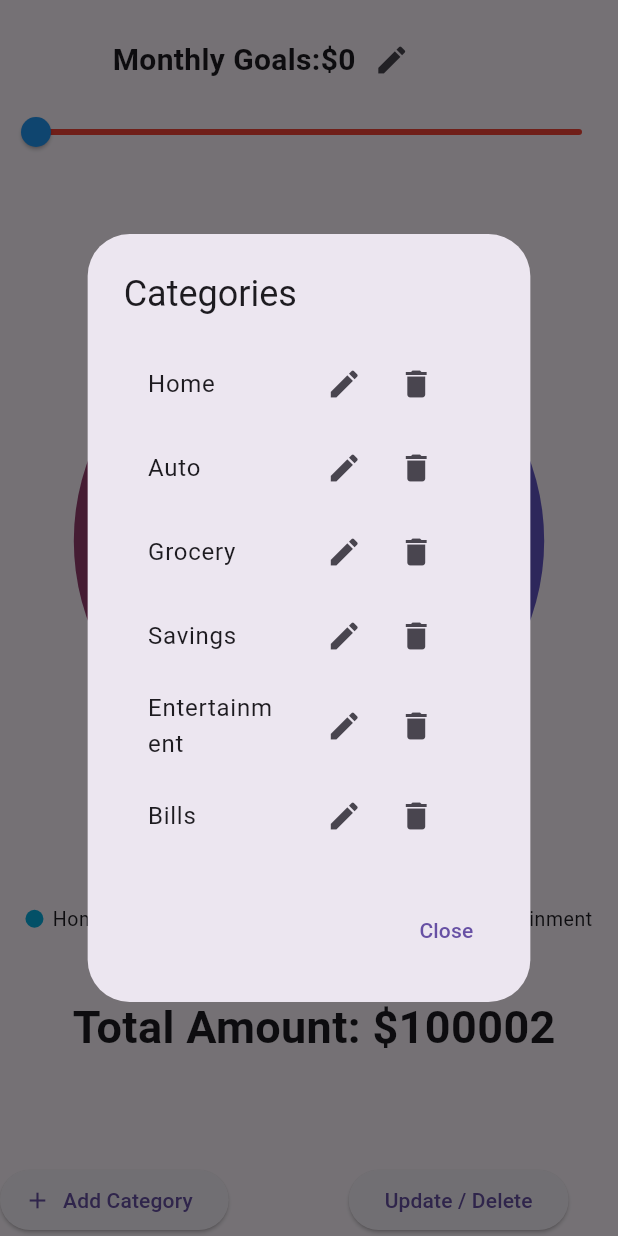
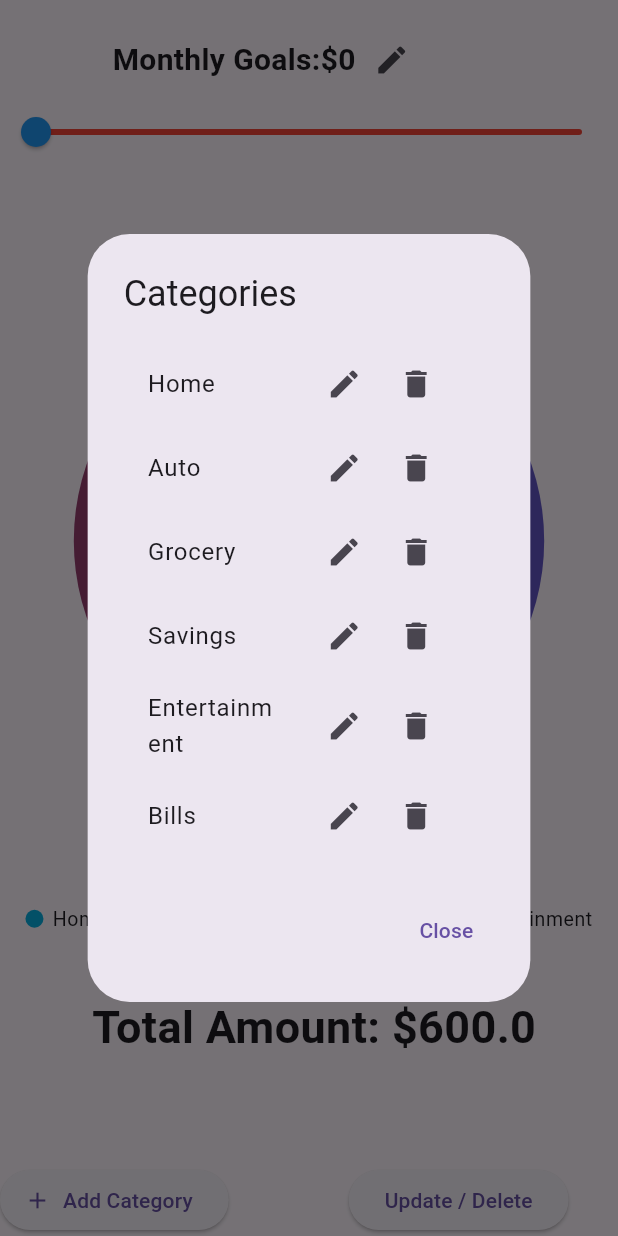
Before and after one commit to ubbiehawk/Expense-Tracker, a Flutter app: the screen it shows after launch, after a tap on "Update / Delete", on a phone screen of 412 x 824 dp. Run offline on Flutter 3.47's test engine with Material 3 defaults, Android fonts, the phone set to English and light mode, and no system bars; our stand-ins replace percent_indicator, sqflite, syncfusion_flutter_charts; accounts and stored records are empty.

Commit message:
Added function where chart differs percentages
Chart will show different sizes based on totals
Issue: Only changes after entering a category and exiting
    Need to implement a refresh/reload state to constantly update chart
Issue: Budget will not change and store into local database.
    Still working to tweak errors

```diff
--- a/expense_tracker/lib/main.dart
+++ b/expense_tracker/lib/main.dart
@@ -2,14 +2,14 @@ import 'package:expense_tracker/category_screen.dart';
 import 'package:flutter/material.dart';
 import 'package:syncfusion_flutter_charts/charts.dart';
 import 'database_helper.dart';
-import 'category_screen.dart';
-// Import your CategoryView widget if it's defined in a separate file.
 
 void main() {
-  runApp(MyApp());
+  runApp(const MyApp());
 }
 
 class MyApp extends StatelessWidget {
+  const MyApp({super.key});
+
   @override
   Widget build(BuildContext context) {
     return MaterialApp(
@@ -34,16 +34,40 @@ class MyHomePage extends StatefulWidget {
 class _MyHomePageState extends State<MyHomePage> {
   late List<CategoryList> _chartData;
   late TooltipBehavior _tooltipBehavior;
-  late TextEditingController _textFieldController = TextEditingController();
-  late SelectionBehavior _selectionBehavior;
+  final TextEditingController _textFieldController = TextEditingController();
+  //late SelectionBehavior _selectionBehavior;
   late int _counter = 0;
+  int empty = 0;
 
   @override
   void initState() {
     _chartData = getInitialChartData();
     _tooltipBehavior = TooltipBehavior(enable: true);
-    _selectionBehavior = SelectionBehavior(enable: true);
+    //_selectionBehavior = SelectionBehavior(enable: true);
     super.initState();
+    _refreshChart();
+  }
+
+  void _refreshChart() {
+    setState(() {
+      _calculateTotals();
+    });
+  }
+
+  Future<void> _calculateTotals() async {
+    for (var total in _chartData) {
+      double num =
+          (await DatabaseHelper.calculateTotal(total.category))[0]['TOTAL'];
+      if (num == 0) {
+        empty++;
+        total.percentage = num;
+      } else {
+        if (empty != 0) {
+          empty--;
+        }
+        total.percentage = num;
+      }
+    }
   }
 
   @override
@@ -52,62 +76,61 @@ class _MyHomePageState extends State<MyHomePage> {
       child: Scaffold(
         body: Column(
           children: [
-    Padding(
-      padding: EdgeInsets.fromLTRB(75, 16, 0, 0),
-        child: Row(
-          children: [
+            Padding(
+              padding: const EdgeInsets.fromLTRB(75, 16, 0, 0),
+              child: Row(
+                children: [
+                  Text(
+                    "Monthly Goals:\$$_counter",
+                    style: const TextStyle(
+                        fontWeight: FontWeight.bold, fontSize: 20),
+                  ),
+                  IconButton(
+                    onPressed: () {
+                      showModalBottomSheet(
+                        isScrollControlled: true,
+                        context: context,
+                        builder: (_) {
+                          return SingleChildScrollView(
+                            padding: EdgeInsets.only(
+                              bottom: MediaQuery.of(context).viewInsets.bottom,
+                            ),
+                            child: Container(
+                              padding: EdgeInsets.all(16),
+                              child: Column(
+                                mainAxisSize: MainAxisSize.min,
+                                crossAxisAlignment: CrossAxisAlignment.stretch,
+                                children: [
+                                  TextField(
+                                    controller: _textFieldController,
+                                    decoration: const InputDecoration(
+                                      hintText: 'Edit Monthly Goal ',
+                                      border: OutlineInputBorder(),
+                                    ),
+                                  ),
+                                  const SizedBox(height: 20),
+                                  ElevatedButton(
+                                    onPressed: () {
+                                      _counter =
+                                          int.parse(_textFieldController.text);
 
-            Text(
-              "Monthly Goals:\$$_counter",
-              style: TextStyle(fontWeight: FontWeight.bold, fontSize: 20),
+                                      Navigator.pop(context);
+                                    },
+                                    child: const Text('Edit Goal'),
+                                  ),
+                                ],
+                              ),
+                            ),
+                          );
+                        },
+                      );
+                    },
+                    icon: const Icon(Icons.edit),
+                  )
+                ],
+              ),
             ),
-            IconButton(
-              onPressed:(){
-                showModalBottomSheet(
-                      isScrollControlled: true,
-                      context: context,
-                      builder: (_) {
-                        return SingleChildScrollView(
-                          padding: EdgeInsets.only(
-                            bottom: MediaQuery.of(context).viewInsets.bottom,
-                          ),
-                          child: Container(
-                            padding: EdgeInsets.all(16),
-                            child: Column(
-                              mainAxisSize: MainAxisSize.min,
-                              crossAxisAlignment: CrossAxisAlignment.stretch,
-                              children: [
-                                TextField(
-                                  controller: _textFieldController,
-                                  decoration: InputDecoration(
-                                    hintText: 'Edit Monthly Goal ',
-                                    border: OutlineInputBorder(),
-                                  ),
-                                ),
-                                SizedBox(height: 20),
-                                ElevatedButton(
-                                  onPressed: () {
-                                    _counter = int.parse(_textFieldController.text);
-
-                                    Navigator.pop(context);
-                                  },
-                                  child: Text('Edit Goal'),
-                                ),
-                              ],
-                            ),
-                          ),
-                        );
-                      },
-                    );
-            },  icon: const Icon(Icons.edit),)
-          ],
-        ),
-
-
-
-    ),
-                Slider(
-
+            Slider(
               min: 0,
               max: 20000,
               value: _counter.toDouble(),
@@ -121,22 +144,24 @@ class _MyHomePageState extends State<MyHomePage> {
               inactiveColor: Colors.red,
             ),
             Expanded(
-              child:
-              SfCircularChart(
+              child: SfCircularChart(
                 onDataLabelTapped: (onTapArgs) {
                   String tappedCategory =
                       _chartData[onTapArgs.pointIndex].category;
+                  //Navigate to categories
                   Navigator.push(
                     context,
                     MaterialPageRoute(
                       builder: (context) =>
                           CategoryView(category: tappedCategory),
                     ),
-                  );
+                  ).then((_) {
+                    _refreshChart();
+                  });
                 },
                 // title: ChartTitle(text: 'Expense Tracker'),
 
-                legend: Legend(
+                legend: const Legend(
                   isVisible: true,
                   overflowMode: LegendItemOverflowMode.wrap,
                 ),
@@ -149,19 +174,18 @@ class _MyHomePageState extends State<MyHomePage> {
                     yValueMapper: (CategoryList data, _) => data.percentage,
                     enableTooltip: true,
                     dataLabelMapper: (CategoryList data, _) => data.category,
-                    dataLabelSettings: DataLabelSettings(isVisible: true),
+                    dataLabelSettings: const DataLabelSettings(isVisible: true),
                   )
                 ],
               ),
             ),
             Text(
               " Total Amount: \$${calculateTotalPercentage()}",
-              style: TextStyle(fontSize: 30, fontWeight: FontWeight.bold),
+              style: const TextStyle(fontSize: 30, fontWeight: FontWeight.bold),
             ),
-            SizedBox(
+            const SizedBox(
               height: 70,
             ),
-
             Row(
               children: [
                 ElevatedButton.icon(
@@ -175,25 +199,25 @@ class _MyHomePageState extends State<MyHomePage> {
                             bottom: MediaQuery.of(context).viewInsets.bottom,
                           ),
                           child: Container(
-                            padding: EdgeInsets.all(16),
+                            padding: const EdgeInsets.all(16),
                             child: Column(
                               mainAxisSize: MainAxisSize.min,
                               crossAxisAlignment: CrossAxisAlignment.stretch,
                               children: [
                                 TextField(
                                   controller: _textFieldController,
-                                  decoration: InputDecoration(
+                                  decoration: const InputDecoration(
                                     hintText: 'Enter category',
                                     border: OutlineInputBorder(),
                                   ),
                                 ),
-                                SizedBox(height: 20),
+                                const SizedBox(height: 20),
                                 ElevatedButton(
                                   onPressed: () {
                                     addCategory();
                                     Navigator.pop(context);
                                   },
-                                  child: Text('Add Category'),
+                                  child: const Text('Add Category'),
                                 ),
                               ],
                             ),
@@ -202,10 +226,10 @@ class _MyHomePageState extends State<MyHomePage> {
                       },
                     );
                   },
-                  icon: Icon(Icons.add),
-                  label: Text('Add Category'),
+                  icon: const Icon(Icons.add),
+                  label: const Text('Add Category'),
                 ),
-                SizedBox(
+                const SizedBox(
                   width: 80,
                 ),
                 ElevatedButton(
@@ -214,7 +238,7 @@ class _MyHomePageState extends State<MyHomePage> {
                       context: context,
                       builder: (context) {
                         return AlertDialog(
-                          title: Text('Categories'),
+                          title: const Text('Categories'),
                           content: Column(
                             mainAxisSize: MainAxisSize.min,
                             children: List.generate(
@@ -240,10 +264,12 @@ class _MyHomePageState extends State<MyHomePage> {
                                                           .category);
 
                                               return AlertDialog(
-                                                title: Text('Edit Category'),
+                                                title:
+                                                    const Text('Edit Category'),
                                                 content: TextField(
                                                   controller: editingController,
-                                                  decoration: InputDecoration(
+                                                  decoration:
+                                                      const InputDecoration(
                                                     hintText:
                                                         'Enter new category name',
                                                   ),
@@ -262,7 +288,7 @@ class _MyHomePageState extends State<MyHomePage> {
                                                       Navigator.of(context)
                                                           .pop();
                                                     },
-                                                    child: Text('Save'),
+                                                    child: const Text('Save'),
                                                   ),
                                                   TextButton(
                                                     onPressed: () {
@@ -273,7 +299,7 @@ class _MyHomePageState extends State<MyHomePage> {
                                                       Navigator.of(context)
                                                           .pop();
                                                     },
-                                                    child: Text('Cancel'),
+                                                    child: const Text('Cancel'),
                                                   ),
                                                 ],
                                               );
@@ -301,14 +327,14 @@ class _MyHomePageState extends State<MyHomePage> {
                               onPressed: () {
                                 Navigator.of(context).pop();
                               },
-                              child: Text('Close'),
+                              child: const Text('Close'),
                             ),
                           ],
                         );
                       },
                     );
                   },
-                  child: Text("Update / Delete"),
+                  child: const Text("Update / Delete"),
                 ),
               ],
             ),
@@ -320,12 +346,12 @@ class _MyHomePageState extends State<MyHomePage> {
 
   List<CategoryList> getInitialChartData() {
     final List<CategoryList> chartData = [
-      CategoryList('Home', 16667),
-      CategoryList('Auto', 16667),
-      CategoryList('Grocery', 16667),
-      CategoryList('Savings', 16667),
-      CategoryList('Entertainment', 16667),
-      CategoryList('Bills', 16667),
+      CategoryList('Home', 100),
+      CategoryList('Auto', 100),
+      CategoryList('Grocery', 100),
+      CategoryList('Savings', 100),
+      CategoryList('Entertainment', 100),
+      CategoryList('Bills', 100),
     ];
     return chartData;
   }
@@ -349,11 +375,12 @@ class _MyHomePageState extends State<MyHomePage> {
     });
   }
 
-  int calculateTotalPercentage() {
-    int total = 0;
+  double calculateTotalPercentage() {
+    double total = 0;
     for (var category in _chartData) {
       total += category.percentage;
     }
+    total -= (100 * empty);
     return total;
   }
 }
@@ -361,5 +388,5 @@ class _MyHomePageState extends State<MyHomePage> {
 class CategoryList {
   CategoryList(this.category, this.percentage);
   String category;
-  final int percentage;
+  double percentage;
 }
```
Also changed, not shown: expense_tracker/lib/category_screen.dart (+10 -4 lines).
